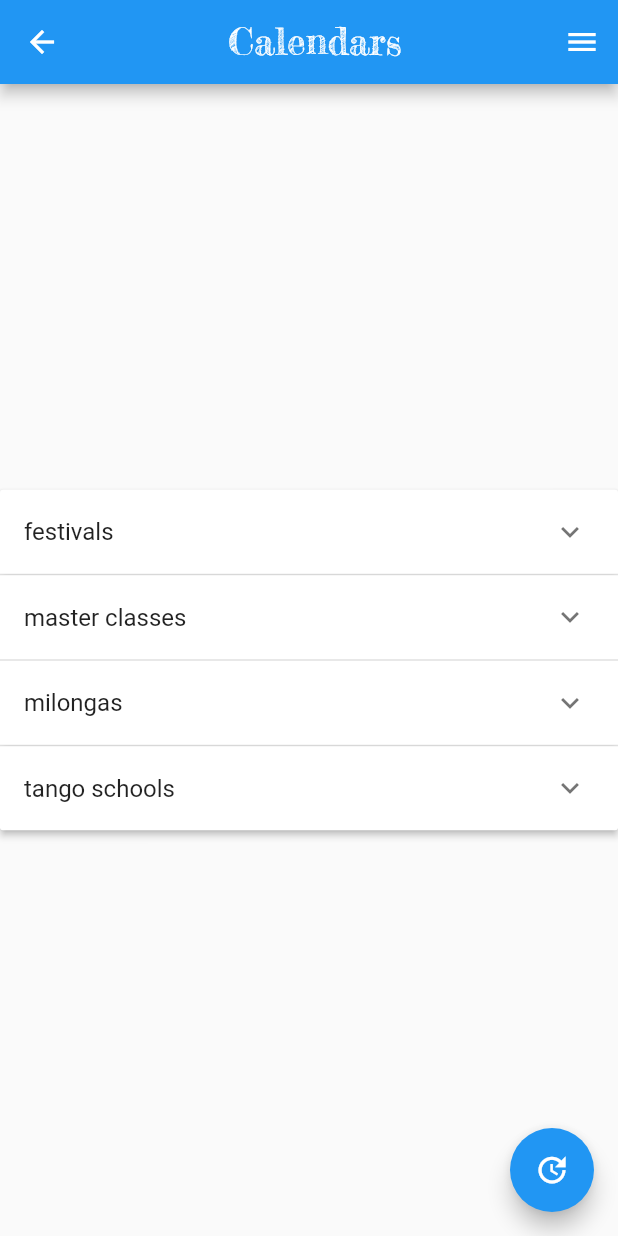
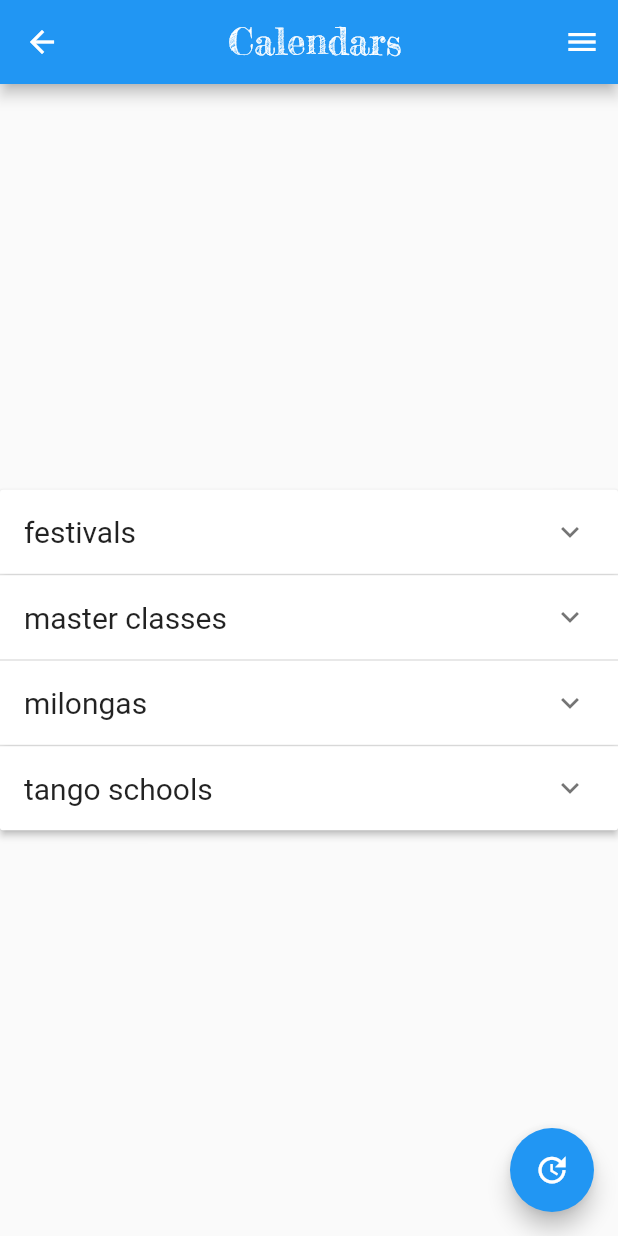
Before and after one commit to Alfatyhin/flutter_tango_calendar, a Flutter app: the CalendarsPage screen opened by its route, on a phone screen of 412 x 824 dp. Run offline on Flutter 3.47's test engine with Material 2 defaults, Android fonts, the phone set to English and light mode, and no system bars; our stand-ins replace dio, shared_preferences, table_calendar; accounts and stored records are empty.

Commit message:
изменены размеры шрифтов

```diff
--- a/lib/pages/calendars.dart
+++ b/lib/pages/calendars.dart
@@ -204,7 +204,11 @@ class _CalendarsPageState extends State<CalendarsPage> {
         return ExpansionPanel(
           headerBuilder: (BuildContext context, bool isExpanded) {
             return ListTile(
-              title: Text(item.headerValue),
+              title: Text(
+                item.headerValue,
+                style: TextStyle(
+                  fontSize: 20
+              ),),
             );
           },
           body: Container(
@@ -225,7 +229,7 @@ class _CalendarsPageState extends State<CalendarsPage> {
                   children: [
                     Text(calendarsList[item.eventCalendars[index]].name,
                       style: TextStyle(
-                          fontSize: 20
+                          fontSize: 15
                       ),),
                     Checkbox(value: calendarsList[item.eventCalendars[index]].enable, onChanged: (bool? newValue) {
                       setState(() {
```
